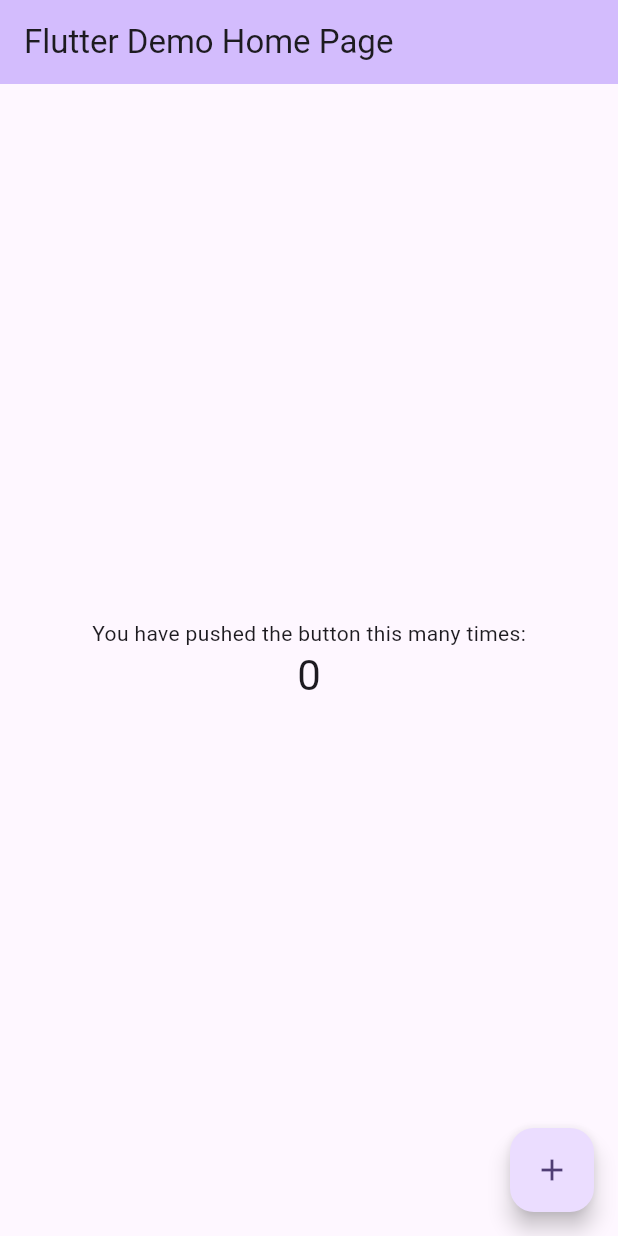
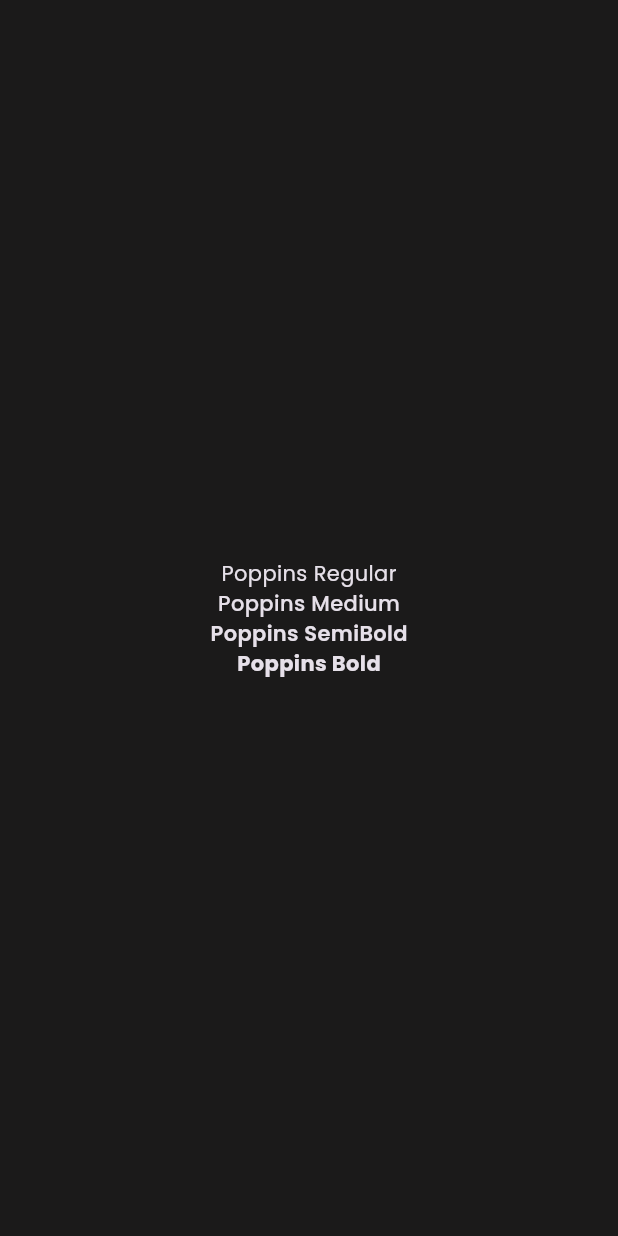
Before and after one commit to sagardhadke/HydraTime, a Flutter app: the screen it shows after launch, on a phone screen of 412 x 824 dp. Run offline on Flutter 3.47's test engine with Material 3 defaults, Android fonts, the phone set to English and light mode, and no system bars.

Commit message:
Added Folder Structure and setup Basic theme for Dark

```diff
--- /dev/null
+++ b/lib/Routes/app_routes.dart
@@ -0,0 +1,11 @@
+import 'package:flutter/material.dart';
+import 'package:hydra_time/presentation/Screens/splash_screen.dart';
+
+class AppRoutes {
+  static const String home = '/home';
+  static const String splash = '/splash';
+
+  static Map<String, WidgetBuilder> mRoutes = {
+    AppRoutes.splash: (_) => MySplashScreen(),
+  };
+}
--- /dev/null
+++ b/lib/core/constants/app_colors.dart
@@ -0,0 +1,5 @@
+import 'package:flutter/material.dart';
+
+class AppColors {
+  static const Color scaffoldDark = Color(0XFF1B1A1A);
+}
--- /dev/null
+++ b/lib/core/theme/app_themes.dart
@@ -0,0 +1,22 @@
+import 'package:flutter/material.dart';
+import 'package:hydra_time/core/constants/app_colors.dart';
+
+final ThemeData darkTheme = ThemeData(
+  brightness: Brightness.dark,
+  fontFamily: 'Poppins',
+  scaffoldBackgroundColor: AppColors.scaffoldDark,
+  textTheme: const TextTheme(
+    bodyLarge: TextStyle(fontWeight: FontWeight.w400, fontSize: 16), // Regular
+    bodyMedium: TextStyle(fontWeight: FontWeight.w500, fontSize: 14), // Medium
+    titleMedium: TextStyle(
+      fontWeight: FontWeight.w600,
+      fontSize: 18,
+    ), // SemiBold
+    titleLarge: TextStyle(fontWeight: FontWeight.w700, fontSize: 20), // Bold
+  ),
+  elevatedButtonTheme: ElevatedButtonThemeData(
+    style: ElevatedButton.styleFrom(
+      textStyle: const TextStyle(fontWeight: FontWeight.w500, fontSize: 16),
+    ),
+  ),
+);
--- a/lib/main.dart
+++ b/lib/main.dart
@@ -1,122 +1,19 @@
 import 'package:flutter/material.dart';
+import 'package:hydra_time/Routes/app_routes.dart';
+import 'package:hydra_time/core/theme/app_themes.dart';
 
 void main() {
-  runApp(const MyApp());
+  runApp(MyApp());
 }
 
 class MyApp extends StatelessWidget {
-  const MyApp({super.key});
-
-  // This widget is the root of your application.
   @override
   Widget build(BuildContext context) {
     return MaterialApp(
-      title: 'Flutter Demo',
-      theme: ThemeData(
-        // This is the theme of your application.
-        //
-        // TRY THIS: Try running your application with "flutter run". You'll see
-        // the application has a purple toolbar. Then, without quitting the app,
-        // try changing the seedColor in the colorScheme below to Colors.green
-        // and then invoke "hot reload" (save your changes or press the "hot
-        // reload" button in a Flutter-supported IDE, or press "r" if you used
-        // the command line to start the app).
-        //
-        // Notice that the counter didn't reset back to zero; the application
-        // state is not lost during the reload. To reset the state, use hot
-        // restart instead.
-        //
-        // This works for code too, not just values: Most code changes can be
-        // tested with just a hot reload.
-        colorScheme: ColorScheme.fromSeed(seedColor: Colors.deepPurple),
-      ),
-      home: const MyHomePage(title: 'Flutter Demo Home Page'),
+      initialRoute: AppRoutes.splash,
+      routes: AppRoutes.mRoutes,
+      debugShowCheckedModeBanner: false,
+      theme: darkTheme,
     );
   }
 }
-
-class MyHomePage extends StatefulWidget {
-  const MyHomePage({super.key, required this.title});
-
-  // This widget is the home page of your application. It is stateful, meaning
-  // that it has a State object (defined below) that contains fields that affect
-  // how it looks.
-
-  // This class is the configuration for the state. It holds the values (in this
-  // case the title) provided by the parent (in this case the App widget) and
-  // used by the build method of the State. Fields in a Widget subclass are
-  // always marked "final".
-
-  final String title;
-
-  @override
-  State<MyHomePage> createState() => _MyHomePageState();
-}
-
-class _MyHomePageState extends State<MyHomePage> {
-  int _counter = 0;
-
-  void _incrementCounter() {
-    setState(() {
-      // This call to setState tells the Flutter framework that something has
-      // changed in this State, which causes it to rerun the build method below
-      // so that the display can reflect the updated values. If we changed
-      // _counter without calling setState(), then the build method would not be
-      // called again, and so nothing would appear to happen.
-      _counter++;
-    });
-  }
-
-  @override
-  Widget build(BuildContext context) {
-    // This method is rerun every time setState is called, for instance as done
-    // by the _incrementCounter method above.
-    //
-    // The Flutter framework has been optimized to make rerunning build methods
-    // fast, so that you can just rebuild anything that needs updating rather
-    // than having to individually change instances of widgets.
-    return Scaffold(
-      appBar: AppBar(
-        // TRY THIS: Try changing the color here to a specific color (to
-        // Colors.amber, perhaps?) and trigger a hot reload to see the AppBar
-        // change color while the other colors stay the same.
-        backgroundColor: Theme.of(context).colorScheme.inversePrimary,
-        // Here we take the value from the MyHomePage object that was created by
-        // the App.build method, and use it to set our appbar title.
-        title: Text(widget.title),
-      ),
-      body: Center(
-        // Center is a layout widget. It takes a single child and positions it
-        // in the middle of the parent.
-        child: Column(
-          // Column is also a layout widget. It takes a list of children and
-          // arranges them vertically. By default, it sizes itself to fit its
-          // children horizontally, and tries to be as tall as its parent.
-          //
-          // Column has various properties to control how it sizes itself and
-          // how it positions its children. Here we use mainAxisAlignment to
-          // center the children vertically; the main axis here is the vertical
-          // axis because Columns are vertical (the cross axis would be
-          // horizontal).
-          //
-          // TRY THIS: Invoke "debug painting" (choose the "Toggle Debug Paint"
-          // action in the IDE, or press "p" in the console), to see the
-          // wireframe for each widget.
-          mainAxisAlignment: MainAxisAlignment.center,
-          children: <Widget>[
-            const Text('You have pushed the button this many times:'),
-            Text(
-              '$_counter',
-              style: Theme.of(context).textTheme.headlineMedium,
-            ),
-          ],
-        ),
-      ),
-      floatingActionButton: FloatingActionButton(
-        onPressed: _incrementCounter,
-        tooltip: 'Increment',
-        child: const Icon(Icons.add),
-      ), // This trailing comma makes auto-formatting nicer for build methods.
-    );
-  }
-}
--- /dev/null
+++ b/lib/presentation/Screens/splash_screen.dart
@@ -0,0 +1,36 @@
+import 'package:flutter/material.dart';
+
+class MySplashScreen extends StatefulWidget {
+  const MySplashScreen({super.key});
+
+  @override
+  State<MySplashScreen> createState() => _MySplashScreenState();
+}
+
+class _MySplashScreenState extends State<MySplashScreen> {
+  @override
+  Widget build(BuildContext context) {
+    return Scaffold(
+      body: Center(
+        child: Column(
+          mainAxisAlignment: MainAxisAlignment.center,
+          children: const [
+            Text(
+              "Poppins Regular",
+              style: TextStyle(fontWeight: FontWeight.w400),
+            ),
+            Text(
+              "Poppins Medium",
+              style: TextStyle(fontWeight: FontWeight.w500),
+            ),
+            Text(
+              "Poppins SemiBold",
+              style: TextStyle(fontWeight: FontWeight.w600),
+            ),
+            Text("Poppins Bold", style: TextStyle(fontWeight: FontWeight.w700)),
+          ],
+        ),
+      ),
+    );
+  }
+}
```
Also changed, not shown: pubspec.yaml (+15 -10 lines), assets/fonts/Poppins-Bold.ttf (added), assets/fonts/Poppins-Medium.ttf (added), assets/fonts/Poppins-Regular.ttf (added), assets/fonts/Poppins-SemiBold.ttf (added).
